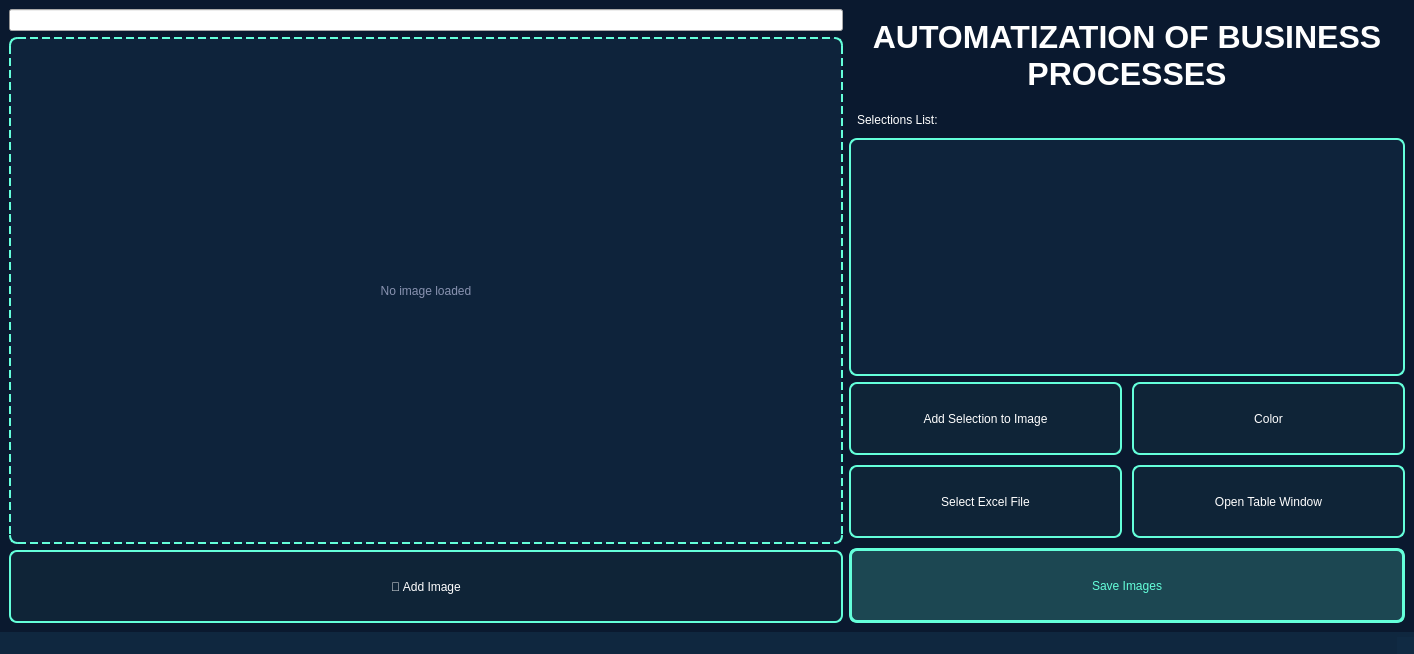
Before: the Qt Designer form Main.ui in CyberBro9/aobp, drawn with Qt 5.
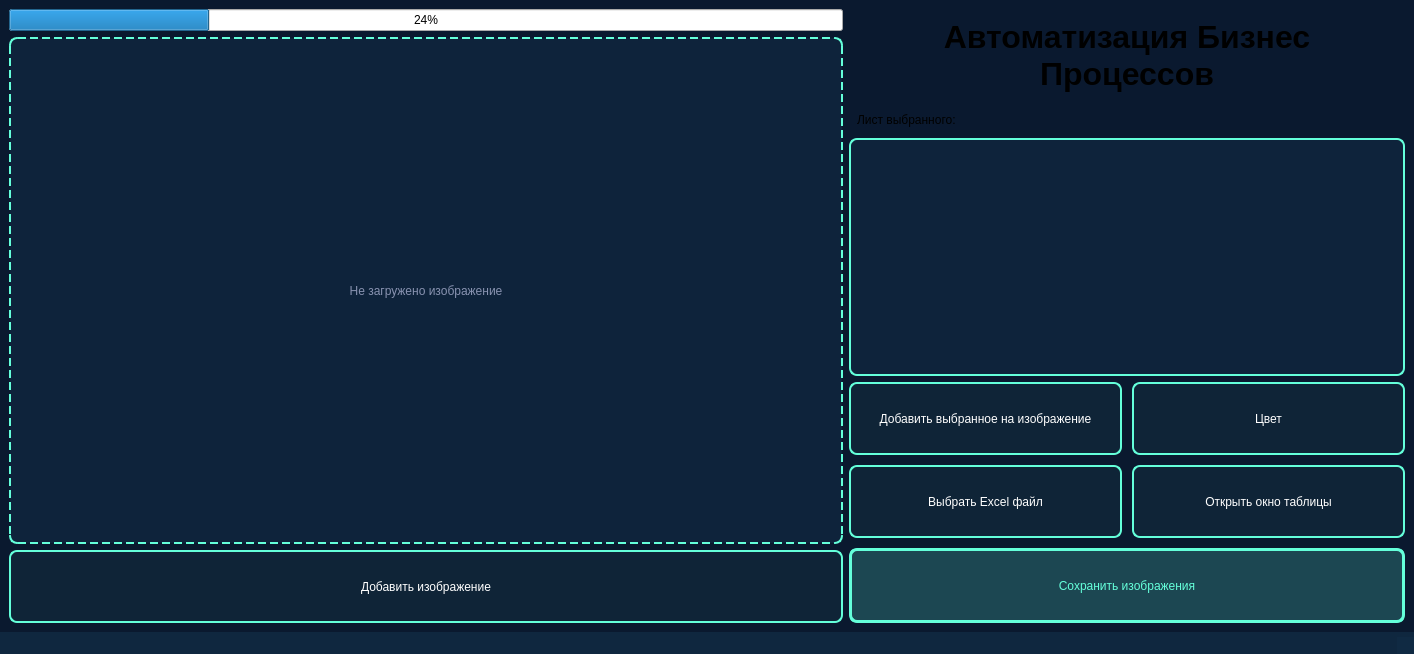
After: the same form once the commit is applied. Icons and pictures are not drawn.

Commit message:
Nepriyatnost na bortu
kakalele

```diff
--- a/Main.ui
+++ b/Main.ui
@@ -51,7 +51,6 @@
         padding: 8px;
         margin: 2px;
         border-radius: 4px;
-		color: rgb(0, 0, 0)
         }
         QListWidget::item:selected {
         background-color: rgba(100, 255, 218, 0.3);
@@ -73,10 +72,7 @@
       <item>
        <widget class="QProgressBar" name="progressBar">
         <property name="value">
-         <number>0</number>
-        </property>
-        <property name="textVisible">
-         <bool>false</bool>
+         <number>24</number>
         </property>
        </widget>
       </item>
@@ -92,7 +88,7 @@
          <string notr="true">color: #8892b0; font: 14pt &quot;Yu Gothic UI&quot;;</string>
         </property>
         <property name="text">
-         <string>No image loaded</string>
+         <string>Не загружено изображение</string>
         </property>
         <property name="alignment">
          <set>Qt::AlignmentFlag::AlignCenter</set>
@@ -102,7 +98,7 @@
       <item>
        <widget class="QPushButton" name="addImage">
         <property name="text">
-         <string>📁 Add Image</string>
+         <string>Добавить изображение</string>
         </property>
         <property name="icon">
          <iconset>
@@ -125,10 +121,10 @@
          </font>
         </property>
         <property name="styleSheet">
-         <string notr="true">color: #ffffff; font: bold 24pt &quot;Yu Gothic UI&quot;; padding: 10px;</string>
+         <string notr="true">font: bold 24pt &quot;Yu Gothic UI&quot;; padding: 10px;</string>
         </property>
         <property name="text">
-         <string>AUTOMATIZATION OF BUSINESS PROCESSES</string>
+         <string>Автоматизация Бизнес Процессов</string>
         </property>
         <property name="textFormat">
          <enum>Qt::TextFormat::PlainText</enum>
@@ -144,10 +140,10 @@
       <item>
        <widget class="QLabel" name="selectionsLabel">
         <property name="styleSheet">
-         <string notr="true">color: #ffffff; font: bold 14pt &quot;Yu Gothic UI&quot;; padding: 5px;</string>
+         <string notr="true">font: bold 14pt &quot;Yu Gothic UI&quot;; padding: 5px;</string>
         </property>
         <property name="text">
-         <string>Selections List:</string>
+         <string>Лист выбранного:</string>
         </property>
        </widget>
       </item>
@@ -162,28 +158,28 @@
         <item row="0" column="0">
          <widget class="QPushButton" name="addSelections">
           <property name="text">
-           <string>Add Selection to Image</string>
+           <string>Добавить выбранное на изображение</string>
           </property>
          </widget>
         </item>
         <item row="0" column="1">
          <widget class="QPushButton" name="selectColor">
           <property name="text">
-           <string>Color</string>
+           <string>Цвет</string>
           </property>
          </widget>
         </item>
         <item row="1" column="0">
          <widget class="QPushButton" name="selectExcel">
           <property name="text">
-           <string>Select Excel File</string>
+           <string>Выбрать Excel файл</string>
           </property>
          </widget>
         </item>
         <item row="1" column="1">
          <widget class="QPushButton" name="openTableDialog">
           <property name="text">
-           <string>Open Table Window</string>
+           <string>Открыть окно таблицы</string>
           </property>
          </widget>
         </item>
@@ -193,7 +189,7 @@
            <string notr="true">background-color: rgba(100, 255, 218, 0.2); border: 3px solid rgb(100, 255, 218); font: bold 14pt &quot;Yu Gothic UI&quot;; color: #64ffda;</string>
           </property>
           <property name="text">
-           <string>Save Images</string>
+           <string>Сохранить изображения</string>
           </property>
          </widget>
         </item>
```
